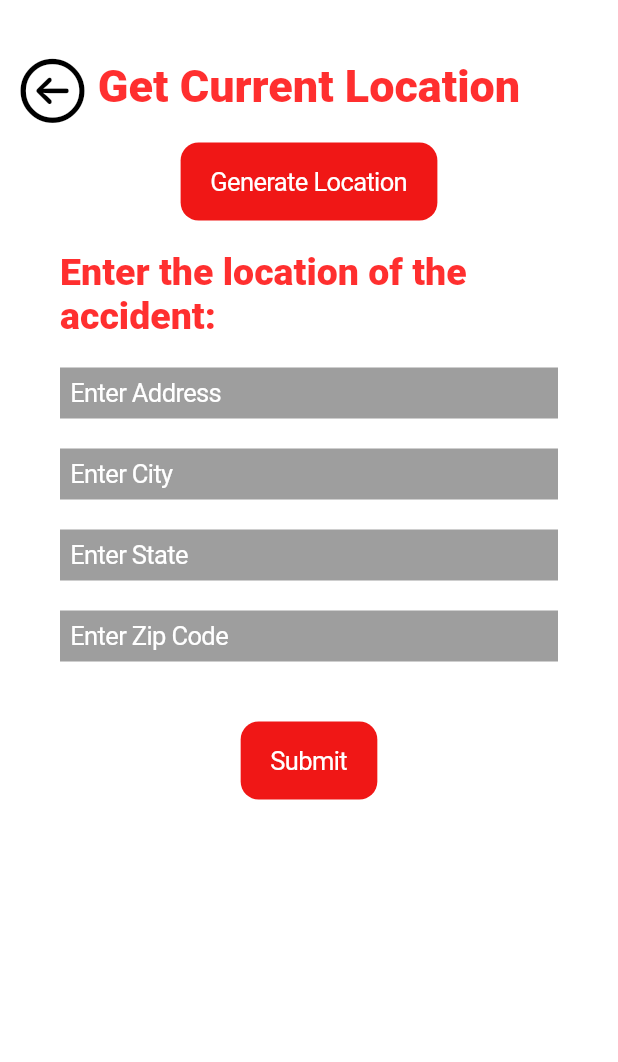
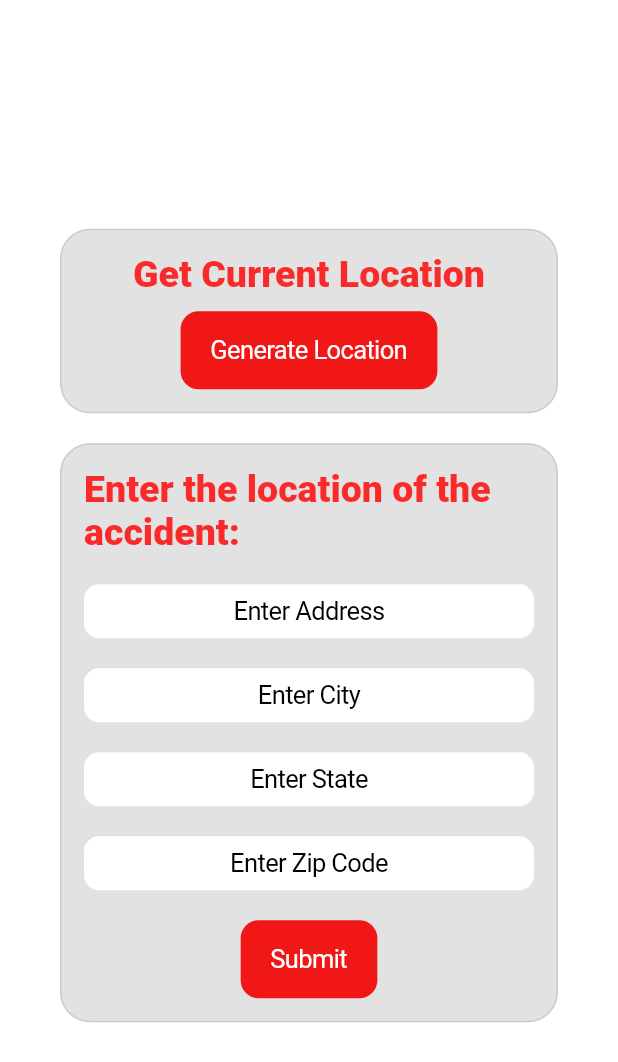
Before and after one commit to st9488/UTDHackathon2021, a Flutter app: the AccidentLocator screen opened by its route, on a phone screen of 412 x 824 dp. Shown: the top 1062 px of the screen. Run offline on Flutter 3.47's test engine with Material 2 defaults, Android fonts, the phone set to English and light mode, and no system bars; our stand-ins replace cloud_firestore, firebase_auth, firebase_core, geocoding, geolocator, image_picker; accounts and stored records are empty; Roboto replaces fonts that are missing (BabasNeue).

Commit message:
Final Project

```diff
--- a/lib/pages/accident_locator_page.dart
+++ b/lib/pages/accident_locator_page.dart
@@ -66,29 +66,33 @@ class _AccidentLocatorState extends State<AccidentLocator> {
       alignment: Alignment.center,
       children: [
         const Background(),
-        Container(
-          alignment: Alignment.topLeft,
-          padding: const EdgeInsets.only(left: 10, top: 35),
-          child: GestureDetector(
-            child: const Icon(CupertinoIcons.arrow_left_circle, color: Colors.black, size: 50,),
-            onTap: () {
-              Navigator.of(context).pushReplacementNamed('/Eyewitness');
-            },
-          ),
-        ),
         Padding(
           padding: const EdgeInsets.fromLTRB(40, 40, 40, 0),
           child:
           Column(
+            mainAxisAlignment: MainAxisAlignment.center,
+            crossAxisAlignment: CrossAxisAlignment.center,
             children: [
 
               // AUTO LOCATING SETTING
+              Container(
+                decoration: BoxDecoration(
+                    color: const Color.fromRGBO(93, 93, 93, 0.18),
+                    border: Border.all(
+                      color: const Color.fromRGBO(93, 93, 93, 0.18),
+                    ),
+                    borderRadius: const BorderRadius.all(Radius.circular(20))
+                ),
+                child: Padding(
+                  padding: const EdgeInsets.all(15),
+                  child: Column(
+                    children: [
                       const Text(
                         "Get Current Location",
-                style: TextStyle(decoration: TextDecoration.none, fontFamily: 'BabasNeue', fontSize: 30),
+                        style: TextStyle(decoration: TextDecoration.none, fontFamily: 'BabasNeue', fontSize: 25),
                       ),
                       Container(
-                height: 20,
+                        height: 10,
                       ),
                       CupertinoButton(onPressed: () async{
                         Position position = await _getGeoLocationPosition();
@@ -99,84 +103,138 @@ class _AccidentLocatorState extends State<AccidentLocator> {
                       }, child: const Text("Generate Location", style: TextStyle(color: Colors.white)),
                         color: Theme.of(context).colorScheme.background,
                       ),
+                    ],
+                  ),
+                ),
+              ),
               Container(
                 height: 20,
               ),
 
 
               // MANUAL LOCATION SETTING
-
+              Container(
+                decoration: BoxDecoration(
+                    color: const Color.fromRGBO(93, 93, 93, 0.18),
+                    border: Border.all(
+                      color: const Color.fromRGBO(93, 93, 93, 0.18),
+                    ),
+                    borderRadius: const BorderRadius.all(Radius.circular(20))
+                ),
+                child: Padding(
+                  padding: const EdgeInsets.all(15.0),
+                  child: Column(children: [
                     const Text(
                       "Enter the location of the accident:",
                       style: TextStyle(decoration: TextDecoration.none, fontFamily: 'BabasNeue', fontSize: 25),
                     ),
 
                     Padding(padding: const EdgeInsets.fromLTRB(0, 20, 0, 0), child: CupertinoTextField(
-                placeholderStyle: const TextStyle(color:Colors.white),
                       placeholder: 'Enter Address',
+                      placeholderStyle: TextStyle(color: Theme.of(context).colorScheme.onSecondary),
                       controller: addressController,
-                style: const TextStyle(color: Colors.white),
-                decoration: const BoxDecoration(
-                    color: Colors.grey
+                      style: const TextStyle(color: Colors.black),
+                      decoration: BoxDecoration(
+                          color: Colors.white,
+                          border: Border.all(
+                            color: Colors.white,
                           ),
+                          borderRadius: const BorderRadius.all(Radius.circular(10))),
+                      textAlign: TextAlign.center,
                     )),
                     Padding(padding: const EdgeInsets.fromLTRB(0, 20, 0, 0), child: CupertinoTextField(
-                placeholderStyle: const TextStyle(color:Colors.white),
                       placeholder: 'Enter City',
+                      placeholderStyle: TextStyle(color: Theme.of(context).colorScheme.onSecondary),
                       controller: cityController,
-                style: const TextStyle(color: Colors.white),
-                decoration: const BoxDecoration(
-                    color: Colors.grey
+                      style: const TextStyle(color: Colors.black),
+                      decoration: BoxDecoration(
+                          color: Colors.white,
+                          border: Border.all(
+                            color: Colors.white,
                           ),
+                          borderRadius: const BorderRadius.all(Radius.circular(10))),
+                      textAlign: TextAlign.center,
                     )),
                     Padding(padding: const EdgeInsets.fromLTRB(0, 20, 0, 0), child: CupertinoTextField(
-                placeholderStyle: const TextStyle(color:Colors.white),
                       placeholder: 'Enter State',
+                      placeholderStyle: TextStyle(color: Theme.of(context).colorScheme.onSecondary),
                       controller: stateController,
-                style: const TextStyle(color: Colors.white),
-                decoration: const BoxDecoration(
-                    color: Colors.grey
+                      style: const TextStyle(color: Colors.black),
+                      decoration: BoxDecoration(
+                          color: Colors.white,
+                          border: Border.all(
+                            color: Colors.white,
                           ),
+                          borderRadius: const BorderRadius.all(Radius.circular(10))),
+                      textAlign: TextAlign.center,
                     )),
                     Padding(padding: const EdgeInsets.fromLTRB(0, 20, 0, 0), child: CupertinoTextField(
-                placeholderStyle: const TextStyle(color:Colors.white),
                       placeholder: 'Enter Zip Code',
+                      placeholderStyle: TextStyle(color: Theme.of(context).colorScheme.onSecondary),
                       controller: zipController,
-                style: const TextStyle(color: Colors.white),
-                decoration: const BoxDecoration(
-                    color: Colors.grey
+                      style: const TextStyle(color: Colors.black),
+                      decoration: BoxDecoration(
+                          color: Colors.white,
+                          border: Border.all(
+                            color: Colors.white,
                           ),
+                          borderRadius: const BorderRadius.all(Radius.circular(10))),
+                      textAlign: TextAlign.center,
                     )),
 
-              Padding(padding: const EdgeInsets.fromLTRB(0, 40, 0, 0), child: CupertinoButton(
+                    Padding(padding: const EdgeInsets.fromLTRB(0, 20, 0, 0), child: CupertinoButton(
                         color: Theme.of(context).colorScheme.background,
                         child: const Text("Submit", style: TextStyle(color: Colors.white)),
                         onPressed: (){
+                          show = true;
                           address = ('${addressController.text}, ${cityController.text}, ${stateController.text}, ${zipController.text}');
-                    show = true;
-                    print(address);
+                          Navigator.of(context).pushReplacementNamed('/Camera');
+                          //print(address);
                         }
                     )),
+                  ],
+                  ),
+                ),
+              ),
+
+
 
               Container(
                 height: 30,
               ),
 
-              if(show)Text(
-                "Your current location: \n$address",
+
+              if(show)Container(
+                decoration: BoxDecoration(
+                    color: const Color.fromRGBO(93, 93, 93, 0.18),
+                    border: Border.all(
+                      color: const Color.fromRGBO(93, 93, 93, 0.18),
+                    ),
+                    borderRadius: const BorderRadius.all(Radius.circular(20))
+                ),
+                child: Padding(
+                  padding: const EdgeInsets.all(15),
+                  child: Column(children: [
+                    Text(
+                      address,
+                      textAlign: TextAlign.center,
                       style: const TextStyle(decoration: TextDecoration.none, fontFamily: 'BabasNeue', fontSize: 15),
                     ),
                     Container(
                       height: 20,
                     ),
-              if(show)CupertinoButton(
+                    CupertinoButton(
                         color: Theme.of(context).colorScheme.background,
                         child: const Text("Confirm Location", style: TextStyle(color: Colors.white)),
                         onPressed: (){
                           print("Confirmed Location: $address");
                           currentClaim.accidentAddress = address;
-                    Navigator.of(context).pushReplacementNamed('/Camera ');
+                          Navigator.of(context).pushReplacementNamed('/Camera');
                         }
+                    ),
+                  ],
+                  ),
+                ),
               ),
             ],
           ),
--- a/lib/pages/vehicle_info_page.dart
+++ b/lib/pages/vehicle_info_page.dart
@@ -36,7 +36,7 @@ class _VehiclePageState extends State<VehiclePage> {
           const Padding(padding: EdgeInsets.symmetric(vertical: 30),),
           const Text(
               'Other Vehicle Information',
-            style: TextStyle(color: Colors.red, fontSize: 32, decoration: TextDecoration.none),
+            style: TextStyle(color: Colors.red, fontSize: 32, decoration: TextDecoration.none, fontFamily: "Bebas"),
             textAlign: TextAlign.center,
 
           ),
@@ -45,7 +45,7 @@ class _VehiclePageState extends State<VehiclePage> {
             width: 325,
             height: 450,
             decoration: const BoxDecoration(
-                color: Color.fromRGBO(184, 184, 184, 1),
+                color: Color.fromRGBO(93, 93, 93, 0.18),
                 borderRadius: BorderRadius.all(Radius.circular(20))),
             child: Column(
               mainAxisAlignment: MainAxisAlignment.spaceEvenly,
--- a/pubspec.yaml
+++ b/pubspec.yaml
@@ -30,6 +30,7 @@ dev_dependencies:
 flutter:
   assets:
     - assets/graphics/family.png
+    - assets/graphics/logo.png
 
   uses-material-design: true
 
```
Also changed, not shown: lib/pages/camera_page.dart (+0 -8 lines), lib/pages/driver_information.dart (+4 -4 lines), lib/pages/eye_witness_page.dart (+4 -4 lines), lib/pages/insurance_page.dart (+4 -4 lines), lib/pages/login_page.dart (+13 -12 lines), lib/pages/main_page.dart (+6 -13 lines), lib/pages/other_driver_information.dart (+4 -4 lines), lib/pages/panic_page.dart (+12 -12 lines), lib/pages/passenger_information.dart (+4 -4 lines), lib/pages/tips_page.dart (+4 -4 lines), assets/graphics/logo.png (added), pubspec.lock. Lines whose indentation alone changed are shown as unchanged.
